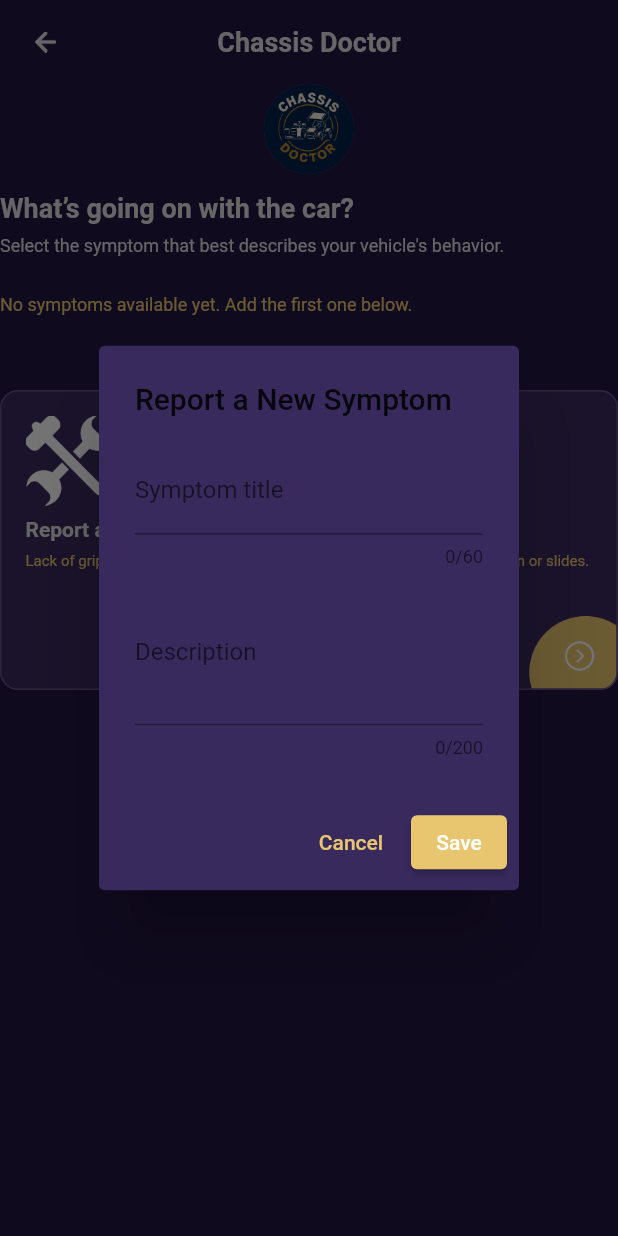
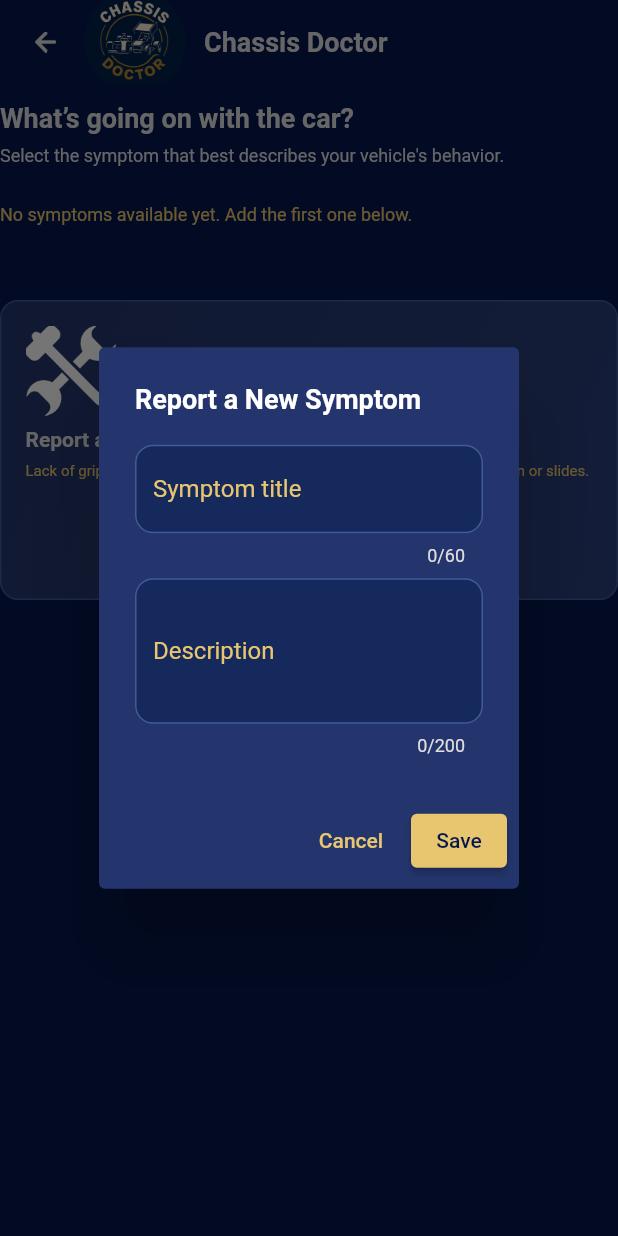
Before and after one commit to Talha162/chassi_doctor, a Flutter app: the IdentifyIssues screen opened directly, after a tap on "Report a New Symptom", on a phone screen of 412 x 824 dp. Run offline on Flutter 3.47's test engine with Material 3 defaults, Android fonts, the phone set to English and light mode, and no system bars; our stand-ins replace cached_network_image, dropdown_button2, flutter_svg, get, google_fonts, google_sign_in and 8 more; missing offline and left inert: flutter_facebook_auth; accounts and stored records are empty.

Commit message:
client changes in UI

```diff
--- a/lib/config/theme/light_theme.dart
+++ b/lib/config/theme/light_theme.dart
@@ -3,7 +3,7 @@
 import '../../constants/app_fonts.dart';
 
  ThemeData lightTheme = ThemeData(
-  scaffoldBackgroundColor: Color(0xff231543),
+  scaffoldBackgroundColor: Color(0xff05174D),
   fontFamily: AppFonts.ROBOTO,
   appBarTheme: AppBarTheme(elevation: 0, backgroundColor: kWhiteColor),
   splashColor: kWhiteColor.withValues(alpha: 0.1),
--- a/lib/config/theme/theme_controller.dart
+++ b/lib/config/theme/theme_controller.dart
@@ -7,12 +7,12 @@
   static const String _prefKey = 'theme_mode';
   Rx<ThemeMode> themeMode = ThemeMode.light.obs;
 
-  final Rx<Color> currentPrimaryColor = Color(0xff231543).obs;
+  final Rx<Color> currentPrimaryColor = Color(0xff05174D).obs;
   final Rx<Color> currentSecondaryColor = Color(0xffE8C670).obs;
   final Rx<Color> currentTertiaryColor = Color(0xffDFDEDE).obs;
   final Rx<Color> currentWhiteColor = Color(0xffFFFFFF).obs;
   final Rx<Color> currentBorderColor = Color(0xffDEDEDE).obs;
-  final Rx<Color> currentBorderColor2 = Color(0xff634F91).obs;
+  final Rx<Color> currentBorderColor2 = Color(0xff405A9A).obs;
   final Rx<Color> currentFillColor = Color(0xffFCFCFC).obs;
   final Rx<Color> currentHintColor = Color(0xff767676).obs;
   final Rx<Color> currentGreyColor = Color(0xff767676).obs;
@@ -21,7 +21,7 @@
   final Rx<Color> currentLightGreyColor = Color(0xff9A9A9A).obs;
   final Rx<Color> currentRedColor = Color(0xffFF0000).obs;
   final Rx<Color> currentGreenColor = Color(0xff0E9B09).obs;
-  final Rx<Color> currentQuaternaryColor = Color(0xff392A5E).obs;
+  final Rx<Color> currentQuaternaryColor = Color(0xff23356C).obs;
 
   Future<void> loadTheme() async {
     final prefs = await SharedPreferences.getInstance();
@@ -53,12 +53,12 @@
       currentGreenColor.value = Color(0xff1DB954);
       currentQuaternaryColor.value = Color(0xff111013);
     } else {
-      currentPrimaryColor.value = Color(0xff231543);
+      currentPrimaryColor.value = Color(0xff05174D);
       currentSecondaryColor.value = Color(0xffE8C670);
       currentTertiaryColor.value = Color(0xffDFDEDE);
       currentWhiteColor.value = Color(0xffFFFFFF);
       currentBorderColor.value = Color(0xffDEDEDE);
-      currentBorderColor2.value = Color(0xff634F91);
+      currentBorderColor2.value = Color(0xff405A9A);
       currentFillColor.value = Color(0xffFCFCFC);
       currentHintColor.value = Color(0xff767676);
       currentGreyColor.value = Color(0xff767676);
@@ -67,7 +67,7 @@
       currentLightGreyColor.value = Color(0xff9A9A9A);
       currentRedColor.value = Color(0xffFF0000);
       currentGreenColor.value = Color(0xff0E9B09);
-      currentQuaternaryColor.value = Color(0xff392A5E);
+      currentQuaternaryColor.value = Color(0xff23356C);
     }
   }
 
--- a/lib/view/screens/bottom_nav_bar/bottom_nav_bar.dart
+++ b/lib/view/screens/bottom_nav_bar/bottom_nav_bar.dart
@@ -44,14 +44,14 @@
   Widget build(BuildContext context) {
     final List<Map<String, dynamic>> items = [
       {'icon': Assets.imagesHome, 'label': 'Home'},
-      {'icon': Assets.imagesCourses, 'label': 'University'},
+      {'icon': Assets.imagesCourses, 'label': 'Learning'},
       {'icon': Assets.imagesSave, 'label': 'History'},
       {'icon': Assets.imagesProfile, 'label': 'Profile'},
     ];
 
     final List<Widget> screens = [
       Home(),
-      LearningHub(),
+      const LearningHub(showBackButton: false),
       SavedSetupHistory(),
       Settings(),
     ];
@@ -113,7 +113,7 @@
   Widget build(BuildContext context) {
     final items = [
       {'icon': Assets.imagesHome, 'label': 'Home'},
-      {'icon': Assets.imagesCourses, 'label': 'University'},
+      {'icon': Assets.imagesCourses, 'label': 'Learning'},
       {'icon': Assets.imagesSave, 'label': 'History'},
       {'icon': Assets.imagesProfile, 'label': 'Profile'},
     ];
--- a/lib/view/screens/home/identify_issues.dart
+++ b/lib/view/screens/home/identify_issues.dart
@@ -7,7 +7,6 @@
 import 'package:motorsport/models/chassis_symptom.dart';
 import 'package:motorsport/services/supabase/supabase_client_service.dart';
 import 'package:motorsport/view/screens/home/setup_recommendation.dart';
-import 'package:motorsport/view/widget/custom_app_bar_widget.dart';
 import 'package:motorsport/view/widget/my_text_widget.dart';
 
 class IdentifyIssues extends StatefulWidget {
@@ -55,15 +54,49 @@
       builder: (context) {
         return StatefulBuilder(
           builder: (context, setDialogState) {
+            InputDecoration dialogInputDecoration({
+              required String labelText,
+            }) {
+              return InputDecoration(
+                labelText: labelText,
+                labelStyle: TextStyle(color: kSecondaryColor),
+                counterStyle: TextStyle(color: kTertiaryColor),
+                filled: true,
+                fillColor: const Color(0xff16295C),
+                enabledBorder: OutlineInputBorder(
+                  borderRadius: BorderRadius.circular(12),
+                  borderSide: BorderSide(color: kBorderColor2),
+                ),
+                focusedBorder: OutlineInputBorder(
+                  borderRadius: BorderRadius.circular(12),
+                  borderSide: BorderSide(color: kSecondaryColor, width: 1.5),
+                ),
+                border: OutlineInputBorder(
+                  borderRadius: BorderRadius.circular(12),
+                  borderSide: BorderSide(color: kBorderColor2),
+                ),
+              );
+            }
+
             return AlertDialog(
               backgroundColor: kQuaternaryColor,
-              title: const Text('Report a New Symptom'),
+              title: Text(
+                'Report a New Symptom',
+                style: TextStyle(
+                  color: kWhiteColor,
+                  fontSize: 18,
+                  fontWeight: FontWeight.w600,
+                ),
+              ),
               content: SingleChildScrollView(
                 child: Column(
+                  mainAxisSize: MainAxisSize.min,
                   children: [
                     TextField(
                       controller: titleController,
-                      decoration: const InputDecoration(
+                      style: TextStyle(color: kWhiteColor),
+                      cursorColor: kWhiteColor,
+                      decoration: dialogInputDecoration(
                         labelText: 'Symptom title',
                       ),
                       maxLength: 60,
@@ -71,7 +104,9 @@
                     const SizedBox(height: 8),
                     TextField(
                       controller: descriptionController,
-                      decoration: const InputDecoration(
+                      style: TextStyle(color: kWhiteColor),
+                      cursorColor: kWhiteColor,
+                      decoration: dialogInputDecoration(
                         labelText: 'Description',
                       ),
                       maxLines: 3,
@@ -83,7 +118,10 @@
               actions: [
                 TextButton(
                   onPressed: isSaving ? null : () => Navigator.pop(context),
-                  child: const Text('Cancel'),
+                  child: Text(
+                    'Cancel',
+                    style: TextStyle(color: kSecondaryColor),
+                  ),
                 ),
                 ElevatedButton(
                   onPressed: isSaving
@@ -130,11 +168,18 @@
                             }
                           }
                         },
+                  style: ElevatedButton.styleFrom(
+                    backgroundColor: kSecondaryColor,
+                    foregroundColor: kPrimaryColor,
+                  ),
                   child: isSaving
-                      ? const SizedBox(
+                      ? SizedBox(
                           height: 16,
                           width: 16,
-                          child: CircularProgressIndicator(strokeWidth: 2),
+                          child: CircularProgressIndicator(
+                            strokeWidth: 2,
+                            color: kPrimaryColor,
+                          ),
                         )
                       : const Text('Save'),
                 ),
@@ -176,22 +221,53 @@
   @override
   Widget build(BuildContext context) {
     return Scaffold(
-      appBar: simpleAppBar(title: 'Chassis Doctor'),
+      appBar: AppBar(
+        elevation: 0,
+        backgroundColor: kPrimaryColor,
+        automaticallyImplyLeading: false,
+        leading: Padding(
+          padding: const EdgeInsets.only(left: 5),
+          child: GestureDetector(
+            onTap: () => Get.back(),
+            child: Center(
+              child: Image.asset(
+                Assets.imagesArrowBack,
+                height: 14,
+                color: kTertiaryColor,
+              ),
+            ),
+          ),
+        ),
+        titleSpacing: 0,
+        title: Row(
+          children: [
+            CircleAvatar(
+              radius: 34,
+              backgroundColor: kPrimaryColor,
+              child: ClipOval(
+                child: Image.asset(
+                  Assets.mainlogo,
+                  height: 68,
+                  fit: BoxFit.contain,
+                ),
+              ),
+            ),
+            const SizedBox(width: 12),
+            MyText(
+              text: 'Chassis Doctor',
+              size: 18,
+              weight: FontWeight.w600,
+              color: kTertiaryColor,
+            ),
+          ],
+        ),
+      ),
       body: ListView(
         shrinkWrap: true,
         padding: AppSizes.DEFAULT,
         physics: BouncingScrollPhysics(),
         children: [
-          Center(
-            child: CircleAvatar(
-              radius: 30,
-              backgroundColor: kBorderColor2,
-              child: ClipOval(
-                child: Image.asset(Assets.mainlogo, fit: BoxFit.contain),
-              ),
-            ),
-          ),
-          SizedBox(height: 12),
+          const SizedBox(height: 12),
           MyText(
             text: 'What’s going on with the car?',
             size: 18,
@@ -242,15 +318,20 @@
                     decoration: BoxDecoration(
                       border: Border.all(color: kBorderColor2, width: 1),
                       color: kQuaternaryColor,
-                      image: DecorationImage(
-                        image: AssetImage(
-                          ThemeController.instance.isDarkMode
-                              ? Assets.imagesCardBg2Dark
-                              : Assets.imagesCardBg2,
-                        ),
-                        alignment: Alignment.bottomRight,
-                        fit: BoxFit.cover,
-                      ),
+                      gradient: ThemeController.instance.isDarkMode
+                          ? null
+                          : const LinearGradient(
+                              begin: Alignment.topLeft,
+                              end: Alignment.bottomRight,
+                              colors: [Color(0xff23356C), Color(0xff2B3F7B)],
+                            ),
+                      image: ThemeController.instance.isDarkMode
+                          ? const DecorationImage(
+                              image: AssetImage(Assets.imagesCardBg2Dark),
+                              alignment: Alignment.bottomRight,
+                              fit: BoxFit.cover,
+                            )
+                          : null,
                       borderRadius: BorderRadius.circular(12),
                     ),
                     child: Column(
@@ -296,24 +377,29 @@
             child: Container(
               height: 200,
               width: Get.width,
-              padding: EdgeInsets.all(16),
+              padding: const EdgeInsets.all(16),
               decoration: BoxDecoration(
                 border: Border.all(color: kBorderColor2, width: 1),
                 color: kQuaternaryColor,
-                image: DecorationImage(
-                  image: AssetImage(
-                    ThemeController.instance.isDarkMode
-                        ? Assets.imagesCardBg2Dark
-                        : Assets.imagesCardBg2,
-                  ),
-                  alignment: Alignment.bottomRight,
-                ),
+                gradient: ThemeController.instance.isDarkMode
+                    ? null
+                    : const LinearGradient(
+                        begin: Alignment.topLeft,
+                        end: Alignment.bottomRight,
+                        colors: [Color(0xff23356C), Color(0xff2B3F7B)],
+                      ),
+                image: ThemeController.instance.isDarkMode
+                    ? const DecorationImage(
+                        image: AssetImage(Assets.imagesCardBg2Dark),
+                        alignment: Alignment.bottomRight,
+                      )
+                    : null,
                 borderRadius: BorderRadius.circular(12),
               ),
               child: Column(
                 crossAxisAlignment: CrossAxisAlignment.start,
                 children: [
-                  Container(
+                  SizedBox(
                     height: 60,
                     child: Column(
                       mainAxisAlignment: MainAxisAlignment.center,
--- a/lib/view/widget/custom_app_bar_widget.dart
+++ b/lib/view/widget/custom_app_bar_widget.dart
@@ -9,6 +9,7 @@
   bool centerTitle = true,
   String? title,
   Color? bgColor,
+  double? leadingWidth,
   final Widget? leading,
   List<Widget>? actions,
   VoidCallback? onLeadingTap,
@@ -18,6 +19,7 @@
     backgroundColor: bgColor ?? kPrimaryColor,
     automaticallyImplyLeading: false,
     centerTitle: centerTitle,
+    leadingWidth: leadingWidth,
     leading: haveLeading
         ? leading ??
               Column(
```
Also changed, not shown: lib/view/screens/auth/login.dart (+19 -3 lines), lib/view/screens/auth/sign_up/sign_up.dart (+20 -1 lines), lib/view/screens/auth/sign_up/track_configuration.dart (+5 -2 lines), lib/view/screens/home/home.dart (+49 -17 lines), lib/view/screens/launch/splash_screen.dart (+12 -1 lines), lib/view/screens/learning_hub/learning_hub.dart (+10 -2 lines), assets/images/apple.png, assets/images/dark_apple.png, assets/images/dark_facebooj.png, assets/images/dark_google.png, assets/images/facebook.png, assets/images/google.png.
